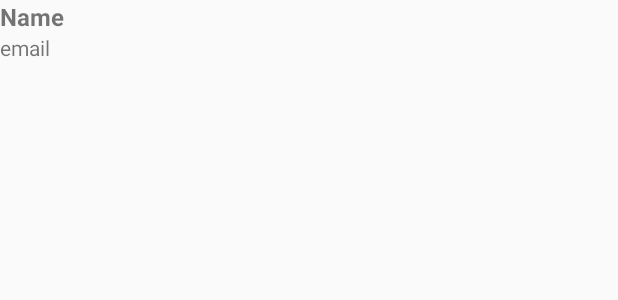
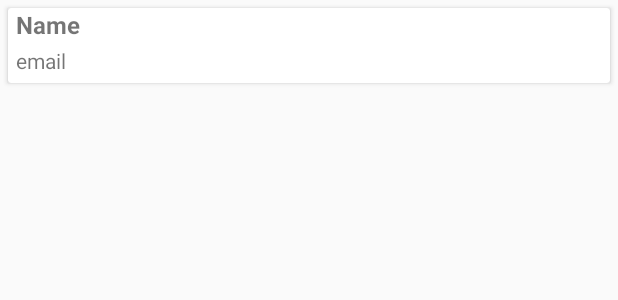
Before and after one commit to rajdeeprockysarker/Application, an Android app: the layout list_row.xml on its own in the app's theme, with its tools: preview values and no code run, on a phone screen of 412 x 824 dp. Shown: the top 300 px of the screen. Run offline under Robolectric (Android 15) with nearby library versions, the phone set to English and light mode, and no system bars.

Commit message:
Commit with cardView

```diff
--- a/app/src/main/java/com/raj/application/MainActivity.java
+++ b/app/src/main/java/com/raj/application/MainActivity.java
@@ -26,7 +26,7 @@ public class MainActivity extends AppCompatActivity {
     public void jumpAddEditFragment(int position){
 
         Bundle args = new Bundle();
-        args.putInt("YourKey", position);
+        args.putInt("position", position);
 
 
         Fragment mFragment = null;
--- a/app/src/main/java/com/raj/application/Repo/Repository.java
+++ b/app/src/main/java/com/raj/application/Repo/Repository.java
@@ -18,4 +18,10 @@ public class Repository {
         db.userDao().insertAll(mUser);
     }
 
+
+    public User getListData(AppDatabase db,int id){
+
+        return db.userDao().findUserByUID(id);
+    }
+
 }
--- a/app/src/main/java/com/raj/application/adapter/UserListAdapter.java
+++ b/app/src/main/java/com/raj/application/adapter/UserListAdapter.java
@@ -47,7 +47,7 @@ public class UserListAdapter extends RecyclerView.Adapter<UserListAdapter.MyView
 
     @Override
     public void onBindViewHolder(MyViewHolder holder, final int position) {
-        User user = usersList.get(position);
+        final User user = usersList.get(position);
         holder.name.setText(user.getName());
         holder.email.setText(user.getEmail());
 
@@ -55,7 +55,7 @@ public class UserListAdapter extends RecyclerView.Adapter<UserListAdapter.MyView
             @Override
             public void onClick(View v) {
                 Log.v("pos","poos"+position);
-                minter.onClickItem(position);
+                minter.onClickItem(user.getUid());
             }
         });
 
--- a/app/src/main/java/com/raj/application/db/User.java
+++ b/app/src/main/java/com/raj/application/db/User.java
@@ -1,19 +1,23 @@
 package com.raj.application.db;
 
 
+import androidx.databinding.BaseObservable;
+import androidx.databinding.Bindable;
 import androidx.room.ColumnInfo;
 import androidx.room.Entity;
 import androidx.room.PrimaryKey;
 
 @Entity(tableName = "user")
-public class User {
+public class User extends BaseObservable {
 
     @PrimaryKey(autoGenerate = true)
     private int uid;
 
+    @Bindable
     @ColumnInfo(name = "name")
     private String name;
 
+    @Bindable
     @ColumnInfo(name = "email")
     private String email;
 
--- a/app/src/main/java/com/raj/application/db/UserDao.java
+++ b/app/src/main/java/com/raj/application/db/UserDao.java
@@ -25,4 +25,7 @@ public interface UserDao {
 
     @Delete
     void delete(User user);
+
+    @Query("SELECT * FROM user where uid =:uid")
+    User findUserByUID(int uid);
 }
--- a/app/src/main/res/layout/list_row.xml
+++ b/app/src/main/res/layout/list_row.xml
@@ -4,20 +4,44 @@
     android:layout_height="wrap_content"
     android:orientation="vertical">
 
+    <androidx.cardview.widget.CardView xmlns:card_view="http://schemas.android.com/apk/res-auto"
+        android:id="@+id/card_view"
+        android:layout_width="match_parent"
+        android:layout_height="50dp"
+        android:layout_gravity="center"
+        android:layout_margin="5dp"
+
+        android:elevation="1dp"
+        card_view:cardCornerRadius="2dp">
+
+        <LinearLayout
+            android:layout_width="match_parent"
+            android:layout_height="match_parent"
+            android:orientation="vertical">
+
             <TextView
                 android:id="@+id/name"
                 android:layout_width="match_parent"
-        android:layout_height="wrap_content"
+                android:layout_height="match_parent"
                 android:layout_alignParentTop="true"
+                android:layout_weight="1"
                 android:text="Name"
+                android:layout_marginLeft="5dp"
+                android:layout_marginRight="5dp"
                 android:textSize="16dp"
                 android:textStyle="bold" />
 
             <TextView
                 android:id="@+id/email"
                 android:layout_width="match_parent"
-        android:layout_height="wrap_content"
+                android:layout_height="match_parent"
                 android:layout_below="@id/name"
+                android:layout_weight="1"
+                android:layout_marginLeft="5dp"
+                android:layout_marginRight="5dp"
                 android:text="email" />
+        </LinearLayout>
+
+    </androidx.cardview.widget.CardView>
 
 </RelativeLayout>
```
Also changed, not shown: app/build.gradle (+7 -0 lines), app/src/main/java/com/raj/application/AddEditFragment.java (+51 -8 lines), app/src/main/java/com/raj/application/ListFragment.java (+13 -26 lines), app/src/main/java/com/raj/application/ViewModel/AddEditFragmentViewModel.java (added, +67 -0 lines), app/src/main/java/com/raj/application/ViewModel/ListFragmentViewModel.java (+17 -0 lines), app/src/main/res/layout/fragment_add_edit.xml (+19 -3 lines), app/src/main/res/layout/fragment_list.xml (+5 -2 lines). Lines whose indentation alone changed are shown as unchanged.
